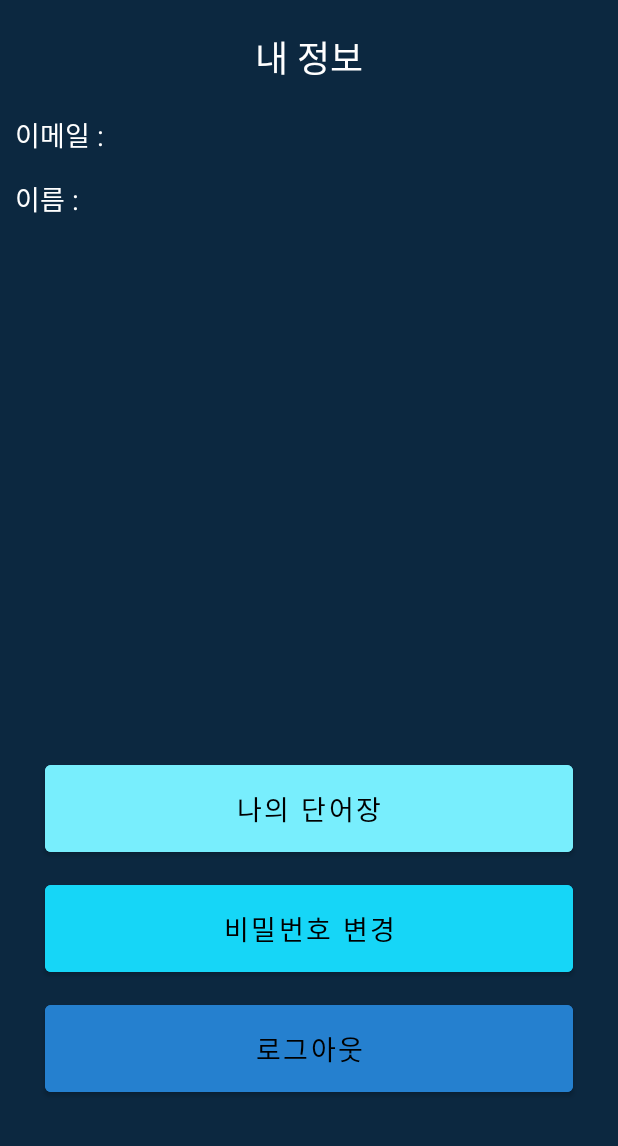
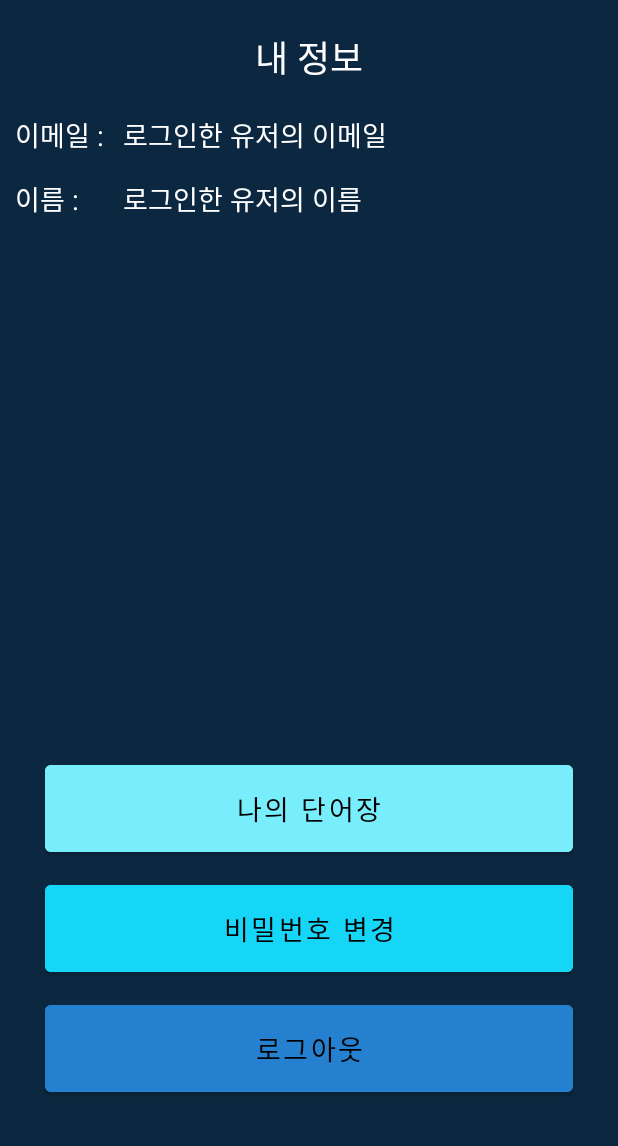
Before and after one commit to Github-AppData/SAJO, an Android app: the MypageActivity screen opened directly, with no data from a screen before it, on a phone screen of 412 x 824 dp, the part 90-1236 px from its top. Run offline under Robolectric (Android 15) with nearby library versions, the phone set to English and light mode, and no system bars; 2 statements that could not run were skipped.

Commit message:
(Feat) 마이페이지에 db에 연동하여 로그인한 회원의 정보를 띄우는 기능을 구현
Login_Activity에 로그인한 회원의 정보를 저장한뒤 다른 액티비티에서 정보를 불러오는 방식으로 구현

```diff
--- a/app/src/main/java/com/example/main/MypageActivity.java
+++ b/app/src/main/java/com/example/main/MypageActivity.java
@@ -22,7 +22,7 @@ import org.w3c.dom.Text;
 
 public class MypageActivity extends AppCompatActivity {
 
-    TextView user_info_email, user_info_name;
+    TextView user_info_email_data, user_info_name_data;
     Button btn_wordbook, btn_change_password, btn_logout, btn_go_main;
     DBHelper dbhelper;
     SQLiteDatabase db;
@@ -37,8 +37,8 @@ public class MypageActivity extends AppCompatActivity {
         dbhelper = new DBHelper(MypageActivity.this,"userdata.db",null,1);
         db = dbhelper.getWritableDatabase();
 
-        user_info_email = (TextView) findViewById(R.id.user_info_email) ; // 유저 이메일 정보
-        user_info_name = (TextView) findViewById(R.id.user_info_name) ; // 유저명 정보
+        user_info_email_data = (TextView) findViewById(R.id.user_info_email_data) ; // 유저 이메일 정보
+        user_info_name_data = (TextView) findViewById(R.id.user_info_name_data) ; // 유저명 정보
         btn_change_password = (Button) findViewById(R.id.btn_change_password); // 비밀번호 변경 버튼
         btn_logout = (Button) findViewById(R.id.btn_logout); // 로그아웃 버튼
         btn_wordbook = (Button) findViewById(R.id.btn_wordbook); // 나의 단어장 버튼
@@ -47,8 +47,8 @@ public class MypageActivity extends AppCompatActivity {
 
         // TODO : DB와 연동하여 로그인 유저의 이메일과 사용자명이 뜨도록
         // 내 정보 텍스트뷰
-        user_info_email.setText(user.getUser_email());
-        user_info_name.setText(user.getUser_name());
+        user_info_email_data.setText(user.getUser_email());
+        user_info_name_data.setText(user.getUser_name());
 
         // 로그아웃 버튼 클릭 시 로그아웃 프로세스 진행
         btn_logout.setOnClickListener(new View.OnClickListener() {
@@ -66,7 +66,11 @@ public class MypageActivity extends AppCompatActivity {
                                 SharedPreferences.Editor editor = sharedPreferences.edit();
                                 editor.putBoolean("is_logged_in", false);
                                 editor.apply();
-
+                                // 저장되어 있던 데이터 null값으로 초기화
+                                user.setUser_id("");
+                                user.setUser_email("");
+                                user.setUser_pwd("");
+                                user.setUser_name("");
                                 Intent intent = new Intent(MypageActivity.this, LoginActivity.class);
                                 startActivity(intent);
                                 Toast.makeText(MypageActivity.this, "로그아웃했습니다.", Toast.LENGTH_SHORT).show();
--- a/app/src/main/res/layout/activity_mypage.xml
+++ b/app/src/main/res/layout/activity_mypage.xml
@@ -89,6 +89,29 @@
         app:layout_constraintStart_toStartOf="parent"
         app:layout_constraintTop_toBottomOf="@+id/user_info_email" />
 
+    <TextView
+        android:id="@+id/user_info_email_data"
+        android:layout_width="wrap_content"
+        android:layout_height="wrap_content"
+        android:layout_marginStart="72dp"
+        android:text="로그인한 유저의 이메일"
+        android:textColor="@android:color/white"
+        android:textSize="18sp"
+        app:layout_constraintStart_toStartOf="parent"
+        app:layout_constraintTop_toBottomOf="@+id/constraintLayout" />
+
+    <TextView
+        android:id="@+id/user_info_name_data"
+        android:layout_width="wrap_content"
+        android:layout_height="wrap_content"
+        android:layout_marginStart="72dp"
+        android:layout_marginTop="15dp"
+        android:text="로그인한 유저의 이름"
+        android:textColor="@android:color/white"
+        android:textSize="18sp"
+        app:layout_constraintStart_toStartOf="parent"
+        app:layout_constraintTop_toBottomOf="@+id/user_info_email" />
+
     <!-- 비밀번호 변경 버튼 -->
     <Button
         android:id="@+id/btn_wordbook"
```
